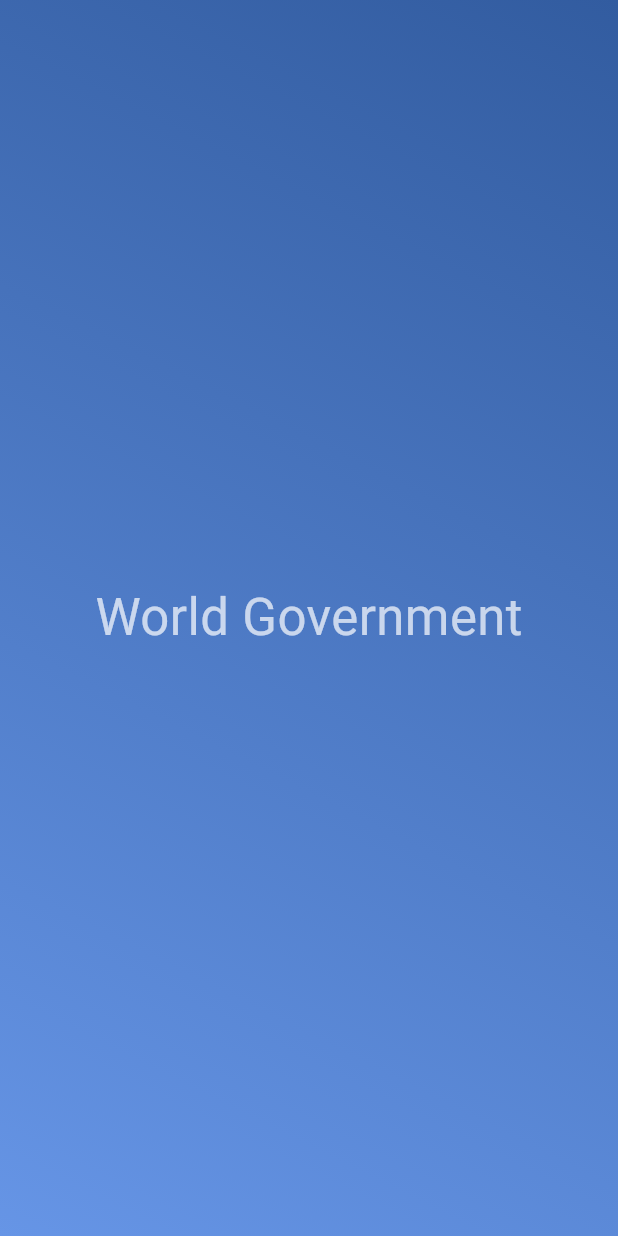
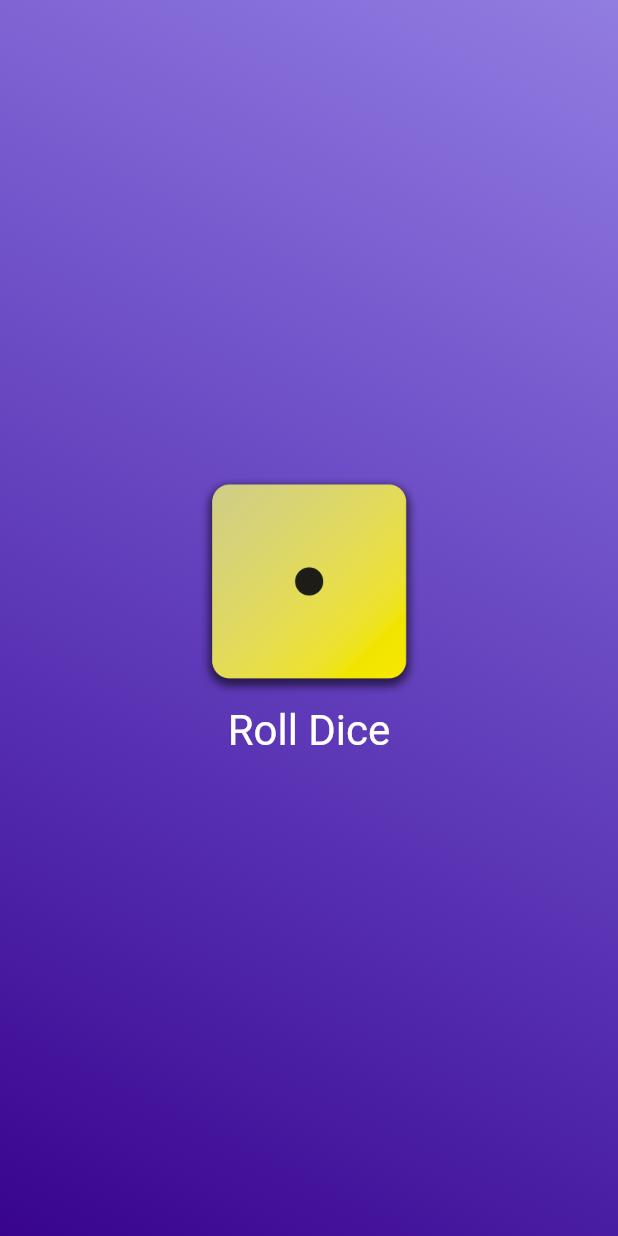
Before and after one commit to udaytiwari22/Dice-Roller, a Flutter app: the screen it shows after launch, on a phone screen of 412 x 824 dp. Run offline on Flutter 3.47's test engine with Material 3 defaults, Android fonts, the light colour scheme and no system bars.

Commit message:
Images Update

```diff
--- a/lib/gradient_container.dart
+++ b/lib/gradient_container.dart
@@ -1,29 +1,68 @@
-import 'package:dice_roller_app/styled_text.dart';
 import 'package:flutter/material.dart';
 
-
 // Alingment? startAlingment;
-var startAlingment=Alignment.topRight;
-var endAlingment=Alignment.bottomLeft;
+var startAlingment = Alignment.topRight;
+var endAlingment = Alignment.bottomLeft;
 
 class GradientContainer extends StatelessWidget {
-  const GradientContainer({super.key});
+  const GradientContainer(this.color1, this.color2, {super.key});
+
+  final Color color1;
+  final Color color2;
+
+  void rollDice(){
+    //........
+  }
   @override
   Widget build(context) {
     return Container(
-      decoration:  BoxDecoration(
+      decoration: BoxDecoration(
         gradient: LinearGradient(
-          colors: const [
-            Color.fromARGB(255, 50, 92, 160),
-            Color.fromARGB(255, 102, 149, 230)
-          ],
+          colors: [color1, color2],
           begin: startAlingment,
-          end: endAlingment ,
+          end: endAlingment,
         ),
       ),
-      child: const Center(
-        child: StyledText('World Government'),
+      child: Center(
+        child: Column(
+          mainAxisSize: MainAxisSize.min,
+          children: [
+            Image.asset(
+              'assets/images/dice-1.png',
+              width: 150,
+            ),
+            TextButton(
+              onPressed: rollDice,
+              style:TextButton.styleFrom(foregroundColor: Colors.white,textStyle:const TextStyle (fontSize:28),),
+              child: const  Text('Roll Dice'),
+            )
+          ],
+        ),
       ),
     );
   }
 }
+
+// Another method where we are using color variable as named argument to enhance the code reusability
+
+//class GradientContainer extends StatelessWidget {
+//   const GradientContainer({super.key,required this.colors});
+
+//   final List<Color> colors;
+
+//   @override
+//   Widget build(context) {
+//     return Container(
+//       decoration:  BoxDecoration(
+//         gradient: LinearGradient(
+//           colors: colors,
+//           begin: startAlingment,
+//           end: endAlingment ,
+//         ),
+//       ),
+//       child: const Center(
+//         child: StyledText('World Government'),
+//       ),
+//     );
+//   }
+// }
--- a/lib/main.dart
+++ b/lib/main.dart
@@ -5,7 +5,10 @@
   runApp(
     const MaterialApp(
       home: Scaffold(
-        body: GradientContainer(),
+        body: GradientContainer(
+          Color.fromARGB(133, 46, 12, 196),
+          Color.fromARGB(255, 56, 4, 141),
+        ),
       ),
     ),
   );
```
Also changed, not shown: pubspec.yaml (+7 -3 lines), assets/images/dice-1.png (added), assets/images/dice-2.png (added), assets/images/dice-3.png (added), assets/images/dice-4.png (added), assets/images/dice-5.png (added), assets/images/dice-6.png (added).
